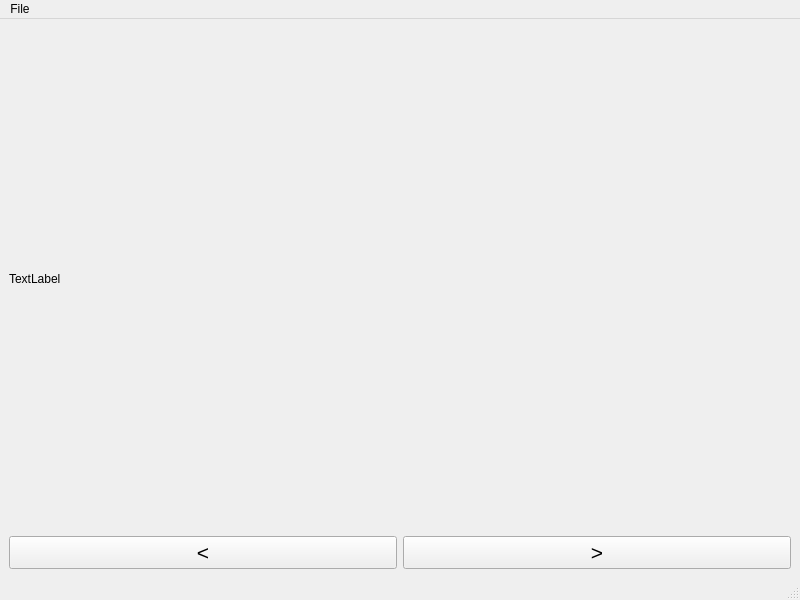
Above: imageviewer.ui from yongjae5717/image_file_viewer before the change. Below: the same form after it.
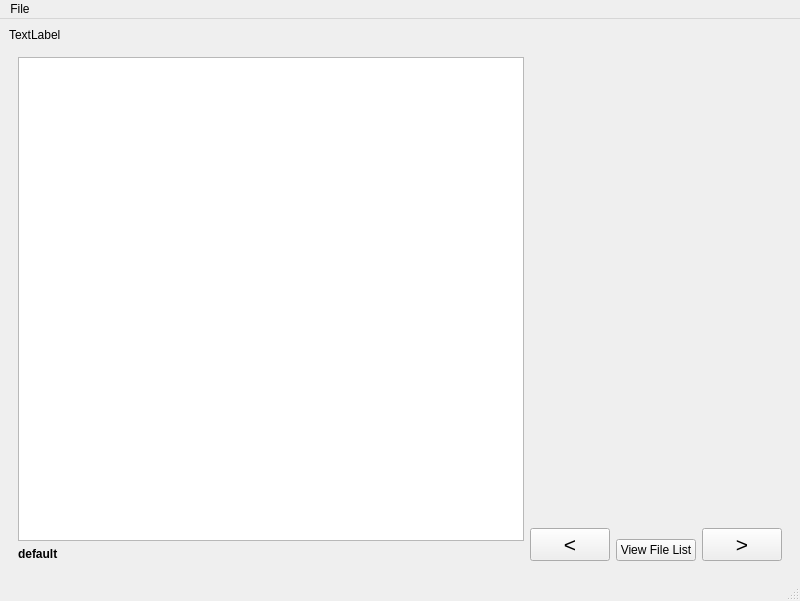
That is the form after the change.

Commit message: file list & current file viewer updated

Patch:
```diff
--- a/imageviewer.ui
+++ b/imageviewer.ui
@@ -7,7 +7,7 @@
     <x>0</x>
     <y>0</y>
     <width>800</width>
-    <height>600</height>
+    <height>601</height>
    </rect>
   </property>
   <property name="windowTitle">
@@ -23,8 +23,30 @@
      </widget>
     </item>
     <item>
+     <widget class="QWidget" name="" native="true">
      <layout class="QHBoxLayout" name="horizontalLayout">
       <item>
+        <layout class="QGridLayout" name="gridLayout_7">
+         <item row="0" column="0">
+          <widget class="QListWidget" name="listWidget"/>
+         </item>
+         <item row="1" column="0">
+          <widget class="QLabel" name="label_2">
+           <property name="font">
+            <font>
+             <pointsize>9</pointsize>
+             <weight>75</weight>
+             <bold>true</bold>
+            </font>
+           </property>
+           <property name="text">
+            <string>default</string>
+           </property>
+          </widget>
+         </item>
+        </layout>
+       </item>
+       <item alignment="Qt::AlignLeft|Qt::AlignBottom">
        <widget class="QPushButton" name="pushButton_2">
         <property name="font">
          <font>
@@ -36,7 +58,14 @@
         </property>
        </widget>
       </item>
-      <item>
+       <item alignment="Qt::AlignBottom">
+        <widget class="QPushButton" name="pushButton_3">
+         <property name="text">
+          <string>View File List</string>
+         </property>
+        </widget>
+       </item>
+       <item alignment="Qt::AlignRight|Qt::AlignBottom">
        <widget class="QPushButton" name="pushButton">
         <property name="font">
          <font>
@@ -49,6 +78,7 @@
        </widget>
       </item>
      </layout>
+     </widget>
     </item>
    </layout>
   </widget>
```
Left out of the diff: 1 changed line with no effect on the pictures. Lines whose indentation alone changed are shown as unchanged. The commit also changes 1 other file.
